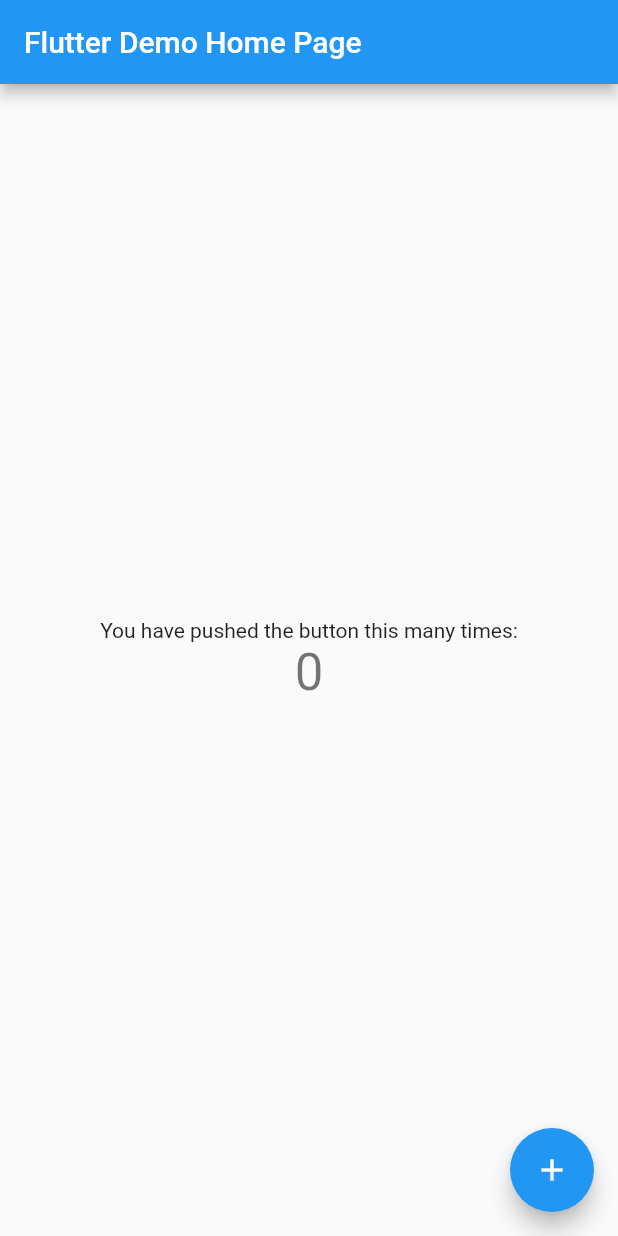
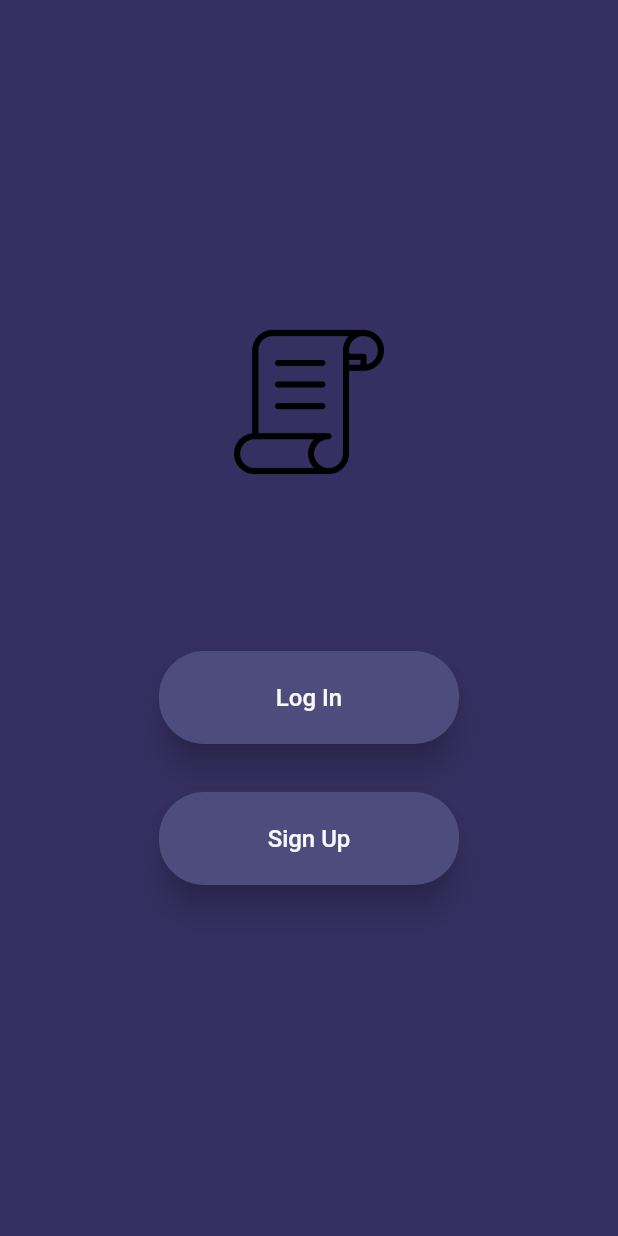
Before and after one commit to Asti7/GLH_2020, a Flutter app: the screen it shows after launch, on a phone screen of 412 x 824 dp. Run offline on Flutter 3.47's test engine with Material 2 defaults, Android fonts, the light colour scheme and no system bars.

Commit message:
login/signup screen (raw) commit

```diff
--- /dev/null
+++ b/app/glh/lib/components/rounded_button.dart
@@ -0,0 +1,37 @@
+
+import 'package:flutter/material.dart';
+import 'package:glh/constants/constants.dart';
+
+
+class RoundedButton extends StatelessWidget {
+  RoundedButton({this.title, this.color, this.onPressed});
+
+  final String title;
+  final Color color;
+  final Function onPressed;
+
+  @override
+  Widget build(BuildContext context) {
+    return Padding(
+      padding: EdgeInsets.symmetric(vertical: 16.0),
+      child: Material(
+        elevation: 10.0,
+        color: color,
+        borderRadius: BorderRadius.circular(30.0),
+        child: MaterialButton(
+          onPressed: onPressed,
+          minWidth: 200.0,
+          height: 62.0,
+          child: Text(
+            title,
+            style: TextStyle(
+              color: color5,
+              fontSize: 16
+            ),
+
+          ),
+        ),
+      ),
+    );
+  }
+}
--- /dev/null
+++ b/app/glh/lib/constants/constants.dart
@@ -0,0 +1,7 @@
+import 'package:flutter/material.dart';
+
+Color color1 = Color(0xff363062);
+Color color2 = Color(0xff4d4c7d);
+Color color3 = Color(0xff827397);
+Color color4 = Color(0xffd8b9c3);
+Color color5 = Color(0xfff9f9f9);
--- a/app/glh/lib/main.dart
+++ b/app/glh/lib/main.dart
@@ -1,111 +1,18 @@
 import 'package:flutter/material.dart';
+import 'screens/login_signup_screen.dart';
 
-void main() => runApp(MyApp());
+void main() => runApp(glhApp());
 
-class MyApp extends StatelessWidget {
-  // This widget is the root of your application.
+class glhApp extends StatelessWidget {
   @override
   Widget build(BuildContext context) {
     return MaterialApp(
-      title: 'Flutter Demo',
-      theme: ThemeData(
-        // This is the theme of your application.
-        //
-        // Try running your application with "flutter run". You'll see the
-        // application has a blue toolbar. Then, without quitting the app, try
-        // changing the primarySwatch below to Colors.green and then invoke
-        // "hot reload" (press "r" in the console where you ran "flutter run",
-        // or simply save your changes to "hot reload" in a Flutter IDE).
-        // Notice that the counter didn't reset back to zero; the application
-        // is not restarted.
-        primarySwatch: Colors.blue,
-      ),
-      home: MyHomePage(title: 'Flutter Demo Home Page'),
+      debugShowCheckedModeBanner: false,
+      initialRoute: LogInSignUpScreen.id,
+      routes: {
+        LogInSignUpScreen.id: (context) => LogInSignUpScreen()
+      },
+
     );
   }
 }
-
-class MyHomePage extends StatefulWidget {
-  MyHomePage({Key key, this.title}) : super(key: key);
-
-  // This widget is the home page of your application. It is stateful, meaning
-  // that it has a State object (defined below) that contains fields that affect
-  // how it looks.
-
-  // This class is the configuration for the state. It holds the values (in this
-  // case the title) provided by the parent (in this case the App widget) and
-  // used by the build method of the State. Fields in a Widget subclass are
-  // always marked "final".
-
-  final String title;
-
-  @override
-  _MyHomePageState createState() => _MyHomePageState();
-}
-
-class _MyHomePageState extends State<MyHomePage> {
-  int _counter = 0;
-
-  void _incrementCounter() {
-    setState(() {
-      // This call to setState tells the Flutter framework that something has
-      // changed in this State, which causes it to rerun the build method below
-      // so that the display can reflect the updated values. If we changed
-      // _counter without calling setState(), then the build method would not be
-      // called again, and so nothing would appear to happen.
-      _counter++;
-    });
-  }
-
-  @override
-  Widget build(BuildContext context) {
-    // This method is rerun every time setState is called, for instance as done
-    // by the _incrementCounter method above.
-    //
-    // The Flutter framework has been optimized to make rerunning build methods
-    // fast, so that you can just rebuild anything that needs updating rather
-    // than having to individually change instances of widgets.
-    return Scaffold(
-      appBar: AppBar(
-        // Here we take the value from the MyHomePage object that was created by
-        // the App.build method, and use it to set our appbar title.
-        title: Text(widget.title),
-      ),
-      body: Center(
-        // Center is a layout widget. It takes a single child and positions it
-        // in the middle of the parent.
-        child: Column(
-          // Column is also a layout widget. It takes a list of children and
-          // arranges them vertically. By default, it sizes itself to fit its
-          // children horizontally, and tries to be as tall as its parent.
-          //
-          // Invoke "debug painting" (press "p" in the console, choose the
-          // "Toggle Debug Paint" action from the Flutter Inspector in Android
-          // Studio, or the "Toggle Debug Paint" command in Visual Studio Code)
-          // to see the wireframe for each widget.
-          //
-          // Column has various properties to control how it sizes itself and
-          // how it positions its children. Here we use mainAxisAlignment to
-          // center the children vertically; the main axis here is the vertical
-          // axis because Columns are vertical (the cross axis would be
-          // horizontal).
-          mainAxisAlignment: MainAxisAlignment.center,
-          children: <Widget>[
-            Text(
-              'You have pushed the button this many times:',
-            ),
-            Text(
-              '$_counter',
-              style: Theme.of(context).textTheme.display1,
-            ),
-          ],
-        ),
-      ),
-      floatingActionButton: FloatingActionButton(
-        onPressed: _incrementCounter,
-        tooltip: 'Increment',
-        child: Icon(Icons.add),
-      ), // This trailing comma makes auto-formatting nicer for build methods.
-    );
-  }
-}
--- /dev/null
+++ b/app/glh/lib/screens/login_signup_screen.dart
@@ -0,0 +1,45 @@
+import 'package:flutter/material.dart';
+import 'package:glh/components/rounded_button.dart';
+import 'package:glh/constants/constants.dart';
+
+class LogInSignUpScreen extends StatelessWidget {
+  static const String id = 'login_signup_screen';
+
+  @override
+  Widget build(BuildContext context) {
+    return Scaffold(
+      backgroundColor: color1,
+      body: Padding(
+        padding: EdgeInsets.all(24.0),
+        child: Column(
+          mainAxisAlignment: MainAxisAlignment.center,
+          crossAxisAlignment: CrossAxisAlignment.stretch,
+          children: <Widget>[
+            Column(
+              children: <Widget>[
+                Hero(
+                  tag: 'logo',
+                  child: Container(
+                    child: Image.asset('images/logo.png'),
+                    height: 100,
+                  ),
+                ),
+                SizedBox(height: 100),
+                RoundedButton(
+                  title: 'Log In',
+                  color: color2,
+                  onPressed: () {},
+                ),
+                RoundedButton(
+                  title: 'Sign Up',
+                  color: color2,
+                  onPressed: () {},
+                ),
+              ],
+            ),
+          ],
+        ),
+      ),
+    );
+  }
+}
--- a/app/glh/pubspec.yaml
+++ b/app/glh/pubspec.yaml
@@ -41,9 +41,9 @@
   uses-material-design: true
 
   # To add assets to your application, add an assets section, like this:
-  # assets:
-  #  - images/a_dot_burr.jpeg
-  #  - images/a_dot_ham.jpeg
+  assets:
+   - images/
+
 
   # An image asset can refer to one or more resolution-specific "variants", see
   # https://flutter.dev/assets-and-images/#resolution-aware.
```
Also changed, not shown: app/glh/images/logo.png (added), 1 other file.
